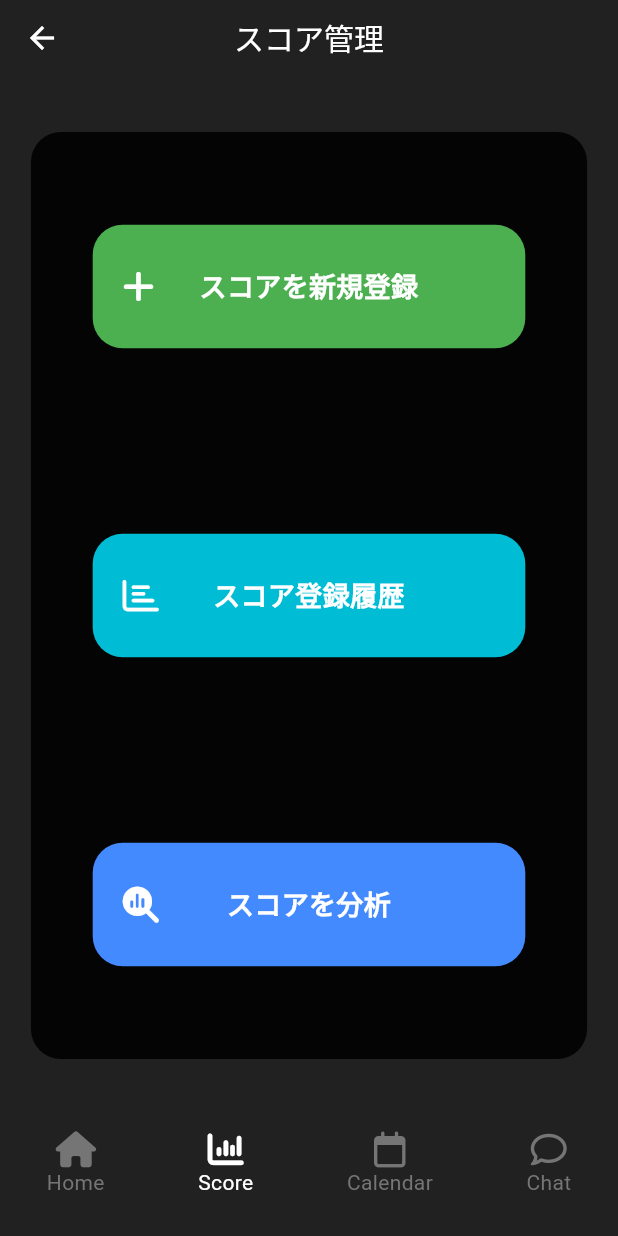
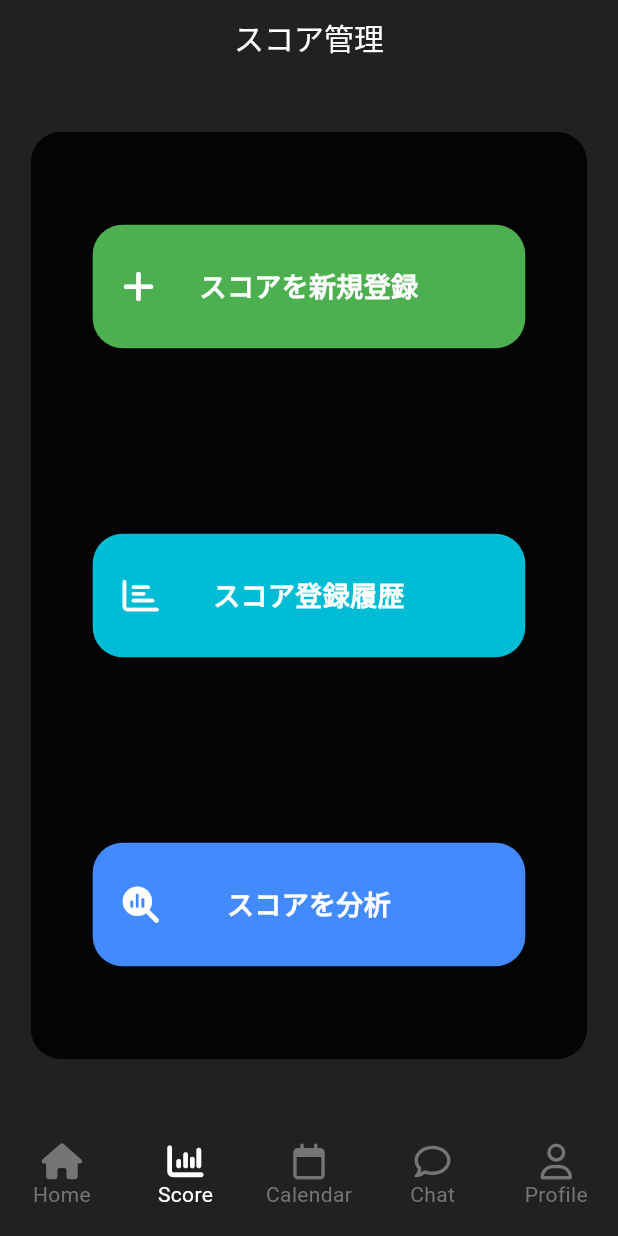
Before and after one commit to Rowdife/golfbu_kun, a Flutter app: the MainNavigationScreen screen opened directly with empty values, item 2 of the bottom bar chosen, on a phone screen of 412 x 824 dp. Run offline on Flutter 3.47's test engine with Material 3 defaults, Android fonts, the phone set to English and light mode, and no system bars; our stand-ins replace email_validator, firebase_auth, firebase_core, flutter_riverpod, font_awesome_flutter, gap and 2 more; accounts and stored records are empty; network calls fail; statements that could not run were skipped.

Commit message:
Profileの画面と設定画面のログアウトボタンまで

```diff
--- a/lib/common/main_navigation/screen/main_navigation_screen.dart
+++ b/lib/common/main_navigation/screen/main_navigation_screen.dart
@@ -4,6 +4,7 @@ import 'package:font_awesome_flutter/font_awesome_flutter.dart';
 import 'package:go_router/go_router.dart';
 import 'package:golfbu_kun/common/main_navigation/widgets/nav_tap.dart';
 import 'package:golfbu_kun/features/league_relations/screen/chat_screen.dart';
+import 'package:golfbu_kun/features/profile/screens/profile_screen.dart';
 import 'package:golfbu_kun/features/schedule_management/screen/calendar_screen.dart';
 import 'package:golfbu_kun/features/score_card/screen/score_card_screen.dart';
 import 'package:golfbu_kun/features/timeline/screen/timeline_screen.dart';
@@ -25,6 +26,7 @@ class _MainNavigationScreenState extends ConsumerState<MainNavigationScreen> {
     "score",
     "calendar",
     "chat",
+    "profile",
   ];
 
   late int _selectedIndex = _tabs.indexOf(widget.tab);
@@ -56,6 +58,10 @@ class _MainNavigationScreenState extends ConsumerState<MainNavigationScreen> {
           Offstage(
             offstage: _selectedIndex != 3,
             child: const ChatScreen(),
+          ),
+          Offstage(
+            offstage: _selectedIndex != 4,
+            child: const ProfileScreen(),
           ),
         ],
       ),
@@ -90,6 +96,12 @@ class _MainNavigationScreenState extends ConsumerState<MainNavigationScreen> {
               isSelected: _selectedIndex == 3,
               onTap: () => _onTap(3),
             ),
+            NavTap(
+              tapName: 'Profile',
+              icon: FontAwesomeIcons.user,
+              isSelected: _selectedIndex == 4,
+              onTap: () => _onTap(4),
+            ),
           ],
         ),
       ),
--- a/lib/common/main_navigation/widgets/nav_tap.dart
+++ b/lib/common/main_navigation/widgets/nav_tap.dart
@@ -17,9 +17,12 @@ class NavTap extends ConsumerWidget {
 
   @override
   Widget build(BuildContext context, WidgetRef ref) {
-    return GestureDetector(
+    return Expanded(
+      child: InkWell(
         onTap: () => onTap(),
         child: Column(
+          mainAxisSize: MainAxisSize.min, // Column 내용에 맞게 크기 조절
+          mainAxisAlignment: MainAxisAlignment.center, // 세로 방향 중앙 정렬
           children: [
             FaIcon(
               icon,
@@ -33,6 +36,7 @@ class NavTap extends ConsumerWidget {
             )
           ],
         ),
+      ),
     );
   }
 }
--- a/lib/router.dart
+++ b/lib/router.dart
@@ -5,6 +5,7 @@ import 'package:golfbu_kun/features/authentication/repos/auth_repo.dart';
 import 'package:golfbu_kun/features/authentication/screens/login_screen.dart';
 import 'package:golfbu_kun/features/authentication/screens/onboarding_screen.dart';
 import 'package:golfbu_kun/features/authentication/screens/sign_up_screen.dart';
+import 'package:golfbu_kun/features/profile/screens/setting_screen.dart';
 import 'package:golfbu_kun/features/score_card/screen/score_card_add_screen.dart';
 
 final routeProvider = Provider(
@@ -13,13 +14,16 @@ final routeProvider = Provider(
       initialLocation: "/home",
       redirect: (context, state) {
         final isLoggedIn = ref.read(authRepo).isLoggedIn;
-        if (state.subloc != OnboardingScreen.routeURL &&
-            state.subloc != SignUpScreen.routeURL &&
-            state.subloc != LoginScreen.routeURL) {
-          return "/";
-        } else {
-          return null;
+        if (!isLoggedIn) {
+          if (state.subloc != OnboardingScreen.routeURL &&
+              state.subloc != SignUpScreen.routeURL &&
+              state.subloc != LoginScreen.routeURL) {
+            return "/";
+          } else {
+            return "/home";
+          }
         }
+        return null;
       },
       routes: [
         GoRoute(
@@ -39,7 +43,7 @@ final routeProvider = Provider(
         ),
         GoRoute(
           name: MainNavigationScreen.routeName,
-          path: "/:tab(home|score|calendar|chat)",
+          path: "/:tab(home|score|calendar|chat|profile)",
           builder: (context, state) {
             final tab = state.params["tab"]!;
             return MainNavigationScreen(tab: tab);
@@ -49,6 +53,11 @@ final routeProvider = Provider(
           name: ScoreCardAddScreen.routeName,
           path: ScoreCardAddScreen.routeUrl,
           builder: (context, state) => const ScoreCardAddScreen(),
+        ),
+        GoRoute(
+          name: SettingScreen.routeName,
+          path: SettingScreen.routeURL,
+          builder: (context, state) => const SettingScreen(),
         )
       ],
     );
```
Also changed, not shown: lib/features/profile/screens/profile_screen.dart (added, +59 -0 lines), lib/features/profile/screens/setting_screen.dart (added, +64 -0 lines), lib/features/profile/widgets/profile_menu.dart (added, +35 -0 lines). Lines whose indentation alone changed are shown as unchanged.
